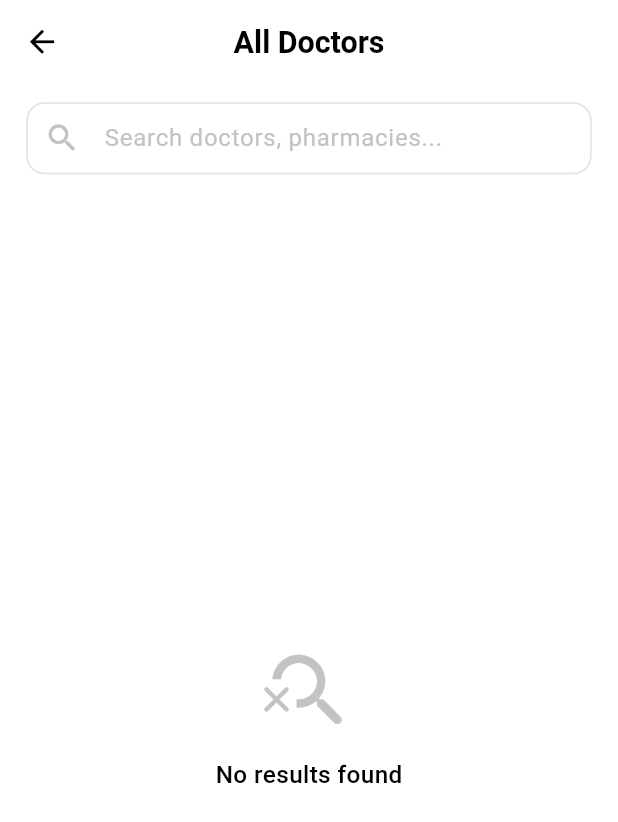
After one commit to mamdouhsalah/avo_app, a Flutter app: the AllDoctorsScreen screen opened by its route, on a phone screen of 412 x 824 dp. The commit adds this screen. Shown: the top 822 px of the screen. Run offline on Flutter 3.47's test engine with Material 3 defaults, Android fonts, the phone set to English and light mode, and no system bars; our stand-ins replace animated_toggle_switch, audioplayers, awesome_notifications, cloud_firestore, device_preview, dio and 28 more; missing offline and left inert: cloudinary_api, cloudinary_url_gen, encrypt, google_mlkit_text_recognition, record; accounts and stored records are empty; project files that could hold a hidden picture were left out.

Commit message:
implement all docotrs screen

```diff
--- a/assets/translations/ar.json
+++ b/assets/translations/ar.json
@@ -233,7 +233,8 @@
     "best_doctors": "أفضل الدكاترة",
     "no_doctors": "مفيش دكاترة متاحين دلوقتي",
     "best_pharmacies": "أفضل الصيدليات",
-    "no_pharmacies": "مفيش صيدليات متاحة دلوقتي"
+    "no_pharmacies": "مفيش صيدليات متاحة دلوقتي",
+    "all_doctors": "كل الدكاترة"
   },
   "category": {
     "title": "التصنيفات",
--- a/assets/translations/en.json
+++ b/assets/translations/en.json
@@ -235,7 +235,8 @@
     "best_doctors": "Best Doctors",
     "no_doctors": "No doctors available",
     "best_pharmacies": "Best Pharmacies",
-    "no_pharmacies": "No pharmacies available"
+    "no_pharmacies": "No pharmacies available",
+    "all_doctors": "All Doctors"
   },
   "category": {
     "title": "Categories",
--- a/lib/app/core/routing/app_router.dart
+++ b/lib/app/core/routing/app_router.dart
@@ -48,6 +48,7 @@ import 'package:avo_app/app/features/chats/view/screens/chat_details_screen.dart
 import 'package:avo_app/app/features/chats/view/screens/audio_call_screen.dart';
 import 'package:avo_app/app/features/home/view/screen/home_screen.dart';
 import 'package:avo_app/app/features/home/view/screen/search_screen.dart';
+import 'package:avo_app/app/features/home/view/widget/all_doctors_screen.dart';
 import 'package:avo_app/app/features/payment/data/payment_card_model.dart';
 import 'package:avo_app/app/features/payment/screens/add_card_screen.dart';
 import 'package:avo_app/app/features/payment/screens/checkout_screen.dart';
@@ -90,6 +91,7 @@ class AppRouter {
   // Other Features
   static const String home = '/home';
   static const String search = '/search';
+  static const String allDoctors = '/all-doctors';
   static const String reminder = '/reminder';
   static const String profile = '/profile';
   static const String profileFull = '/profile/full'; // بدون Bottom Nav
@@ -257,6 +259,9 @@ class AppRouter {
       ),
       GoRoute(path: search, builder: (context, state) => const SearchScreen()),
       GoRoute(
+          path: allDoctors,
+          builder: (context, state) => const AllDoctorsScreen()),
+      GoRoute(
           path: favorites,
           builder: (context, state) => const FavoritesScreen()),
       GoRoute(
--- a/lib/app/features/home/view/screen/home_screen.dart
+++ b/lib/app/features/home/view/screen/home_screen.dart
@@ -474,7 +474,7 @@ class _HomeScreenState extends State<HomeScreen> {
                               SizedBox(height: 24.h),
                               SectionHeader(
                                 title: LocaleKeys.home_best_doctors.tr(),
-                                routePath: AppRouter.search,
+                                routePath: AppRouter.allDoctors,
                               ),
                               SizedBox(height: 16.h),
                               state.bestDoctors.isEmpty
--- /dev/null
+++ b/lib/app/features/home/view/widget/all_doctors_screen.dart
@@ -0,0 +1,237 @@
+import 'package:avo_app/app/core/models/doctor_model.dart';
+import 'package:flutter/material.dart';
+import 'package:flutter_bloc/flutter_bloc.dart';
+import 'package:flutter_screenutil/flutter_screenutil.dart';
+import 'package:easy_localization/easy_localization.dart';
+import 'package:go_router/go_router.dart';
+import 'package:avo_app/app/core/routing/app_router.dart';
+import 'package:avo_app/app/features/home/logic/home_cubit.dart';
+import 'package:avo_app/app/features/home/logic/home_state.dart';
+import 'package:avo_app/app/features/favorite/logic/favorite_cubit.dart';
+import 'package:avo_app/app/features/favorite/logic/favorite_sate.dart';
+import 'package:avo_app/app/core/shared/bestdoctor_card.dart';
+import 'package:avo_app/app/core/Language/locale_keys.g.dart';
+import 'package:avo_app/app/core/shared/loading_indicator_widget.dart';
+import 'package:avo_app/app/core/shared/error_feedback_widget.dart';
+import 'package:avo_app/app/core/services/auth_service.dart';
+
+class AllDoctorsScreen extends StatefulWidget {
+  const AllDoctorsScreen({super.key});
+
+  @override
+  State<AllDoctorsScreen> createState() => _AllDoctorsScreenState();
+}
+
+class _AllDoctorsScreenState extends State<AllDoctorsScreen> {
+  String _searchQuery = "";
+  late TextEditingController _searchController;
+
+  @override
+  void initState() {
+    super.initState();
+    _searchController = TextEditingController();
+  }
+
+  @override
+  void dispose() {
+    _searchController.dispose();
+    super.dispose();
+  }
+
+  @override
+  Widget build(BuildContext context) {
+    final theme = Theme.of(context);
+    final colorScheme = theme.colorScheme;
+    final patientId = context.read<AuthService>().currentUid ?? "";
+
+    // Fetch favorites on screen load if needed
+    if (patientId.isNotEmpty) {
+      context.read<FavoriteCubit>().getFavorites(patientId);
+    }
+
+    return Scaffold(
+      appBar: AppBar(
+        elevation: 0,
+        scrolledUnderElevation: 0,
+        leading: IconButton(
+          icon: Icon(Icons.arrow_back, color: colorScheme.onSurface),
+          onPressed: () => context.pop(),
+        ),
+        title: Text(
+          LocaleKeys.home_all_doctors.tr(),
+          style: TextStyle(
+            fontSize: 20.sp,
+            fontWeight: FontWeight.bold,
+            color: colorScheme.onSurface,
+          ),
+        ),
+        centerTitle: true,
+      ),
+      body: BlocBuilder<HomeCubit, HomeState>(
+        builder: (context, homeState) {
+          if (homeState is HomeLoading || homeState is HomeInitial) {
+            return const Center(child: LoadingIndicatorWidget());
+          }
+
+          if (homeState is HomeError) {
+            return Center(
+              child: Padding(
+                padding: EdgeInsets.symmetric(horizontal: 24.w),
+                child: ErrorFeedbackWidget(
+                  errorMessage: homeState.message,
+                  onRetry: () {
+                    context.read<HomeCubit>().loadDashboard(patientId.isNotEmpty ? patientId : '1');
+                  },
+                ),
+              ),
+            );
+          }
+
+          if (homeState is HomeLoaded) {
+            final filteredDoctors = homeState.bestDoctors.where((doc) {
+              final query = _searchQuery.toLowerCase();
+              return doc.name.toLowerCase().contains(query) ||
+                  doc.specialty.toLowerCase().contains(query) ||
+                  (doc.location != null && doc.location!.toLowerCase().contains(query));
+            }).toList();
+
+            return Padding(
+              padding: EdgeInsets.symmetric(horizontal: 16.w),
+              child: Column(
+                children: [
+                  SizedBox(height: 12.h),
+                  TextField(
+                    controller: _searchController,
+                    onChanged: (value) {
+                      setState(() {
+                        _searchQuery = value;
+                      });
+                    },
+                    style: TextStyle(color: colorScheme.onSurface),
+                    decoration: InputDecoration(
+                      contentPadding: EdgeInsets.symmetric(horizontal: 12.w),
+                      hintText: LocaleKeys.search_page_hint.tr(),
+                      hintStyle: TextStyle(
+                        color: colorScheme.outlineVariant,
+                      ),
+                      prefixIcon: Icon(
+                        Icons.search,
+                        color: colorScheme.outlineVariant,
+                      ),
+                      suffixIcon: _searchQuery.isNotEmpty
+                          ? IconButton(
+                              onPressed: () {
+                                _searchController.clear();
+                                setState(() {
+                                  _searchQuery = "";
+                                });
+                              },
+                              icon: Icon(
+                                Icons.close,
+                                color: colorScheme.outlineVariant,
+                              ),
+                            )
+                          : null,
+                      filled: true,
+                      fillColor: theme.cardColor,
+                      border: OutlineInputBorder(
+                        borderRadius: BorderRadius.circular(12.r),
+                        borderSide: BorderSide(color: colorScheme.outlineVariant),
+                      ),
+                      focusedBorder: OutlineInputBorder(
+                        borderSide: BorderSide(color: colorScheme.primary),
+                        borderRadius: BorderRadius.circular(12.r),
+                      ),
+                      enabledBorder: OutlineInputBorder(
+                        borderSide: BorderSide(color: colorScheme.outlineVariant.withValues(alpha: 0.5)),
+                        borderRadius: BorderRadius.circular(12.r),
+                      ),
+                    ),
+                  ),
+                  SizedBox(height: 16.h),
+                  Expanded(
+                    child: filteredDoctors.isEmpty
+                        ? Center(
+                            child: Column(
+                              mainAxisAlignment: MainAxisAlignment.center,
+                              children: [
+                                Icon(
+                                  Icons.search_off_rounded,
+                                  size: 64.sp,
+                                  color: colorScheme.outlineVariant,
+                                ),
+                                SizedBox(height: 12.h),
+                                Text(
+                                  LocaleKeys.search_page_no_results.tr(),
+                                  style: TextStyle(
+                                    fontSize: 16.sp,
+                                    fontWeight: FontWeight.w500,
+                                    color: colorScheme.onSurface,
+                                  ),
+                                ),
+                              ],
+                            ),
+                          )
+                        : BlocBuilder<FavoriteCubit, FavoriteState>(
+                            builder: (context, favoriteState) {
+                              return ListView.builder(
+                                physics: const BouncingScrollPhysics(),
+                                itemCount: filteredDoctors.length,
+                                itemBuilder: (context, index) {
+                                  final doc = filteredDoctors[index];
+                                  final isFav = context.read<FavoriteCubit>().isFavorite(doc.id);
+
+                                  final updatedDoc = DoctorModel(
+                                    id: doc.id,
+                                    email: doc.email,
+                                    fullName: doc.fullName,
+                                    role: doc.role,
+                                    gender: doc.gender,
+                                    dateOfBirth: doc.dateOfBirth,
+                                    phoneNumber: doc.phoneNumber,
+                                    height: doc.height,
+                                    weight: doc.weight,
+                                    image: doc.image,
+                                    isVerified: doc.isVerified,
+                                    specialty: doc.specialty,
+                                    clinic: doc.clinic,
+                                    location: doc.location,
+                                    rating: doc.rating,
+                                    numberOfReviews: doc.numberOfReviews,
+                                    price: doc.price,
+                                    bio: doc.bio,
+                                    patientsTreated: doc.patientsTreated,
+                                    schedules: doc.schedules,
+                                    isFavorite: isFav,
+                                    ratingCount: doc.ratingCount,
+                                  );
+
+                                  return BestDoctorCard(
+                                    key: ValueKey(doc.id),
+                                    doctor: updatedDoc,
+                                    onFavoriteToggle: () {
+                                      if (patientId.isNotEmpty) {
+                                        context.read<FavoriteCubit>().toggleFavorite(patientId, doc.id);
+                                      }
+                                    },
+                                    onBook: () => context.push(
+                                      AppRouter.bookPatient,
+                                      extra: doc.id,
+                                    ),
+                                  );
+                                },
+                              );
+                            },
+                          ),
+                  ),
+                ],
+              ),
+            );
+          }
+
+          return const SizedBox.shrink();
+        },
+      ),
+    );
+  }
+}
```
Also changed, not shown: lib/app/core/Language/codegen_loader.g.dart, lib/app/core/Language/locale_keys.g.dart.
